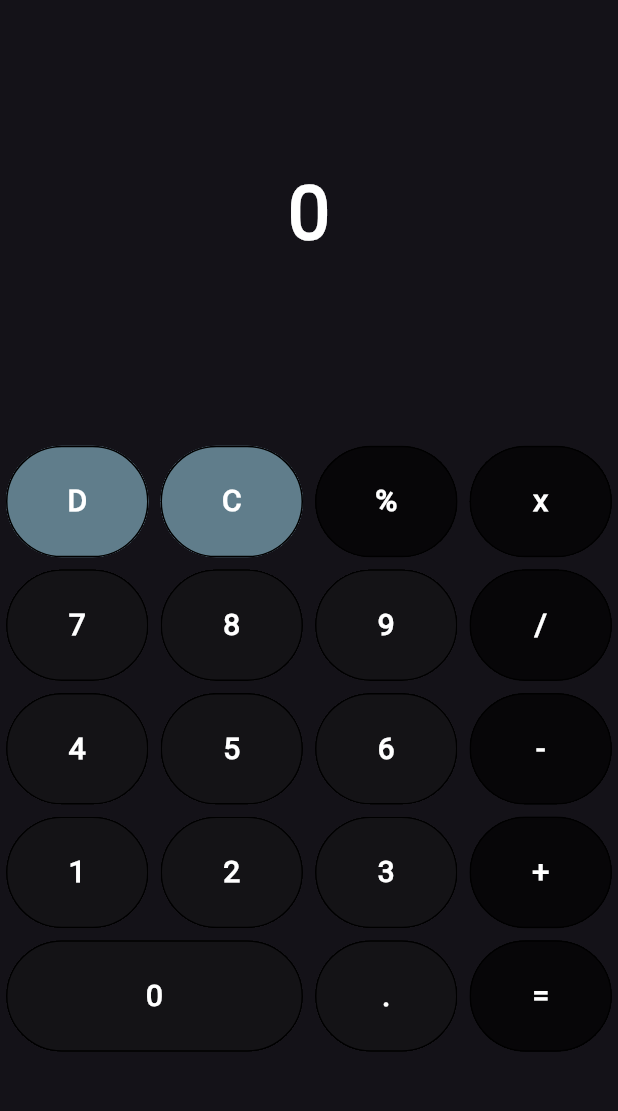
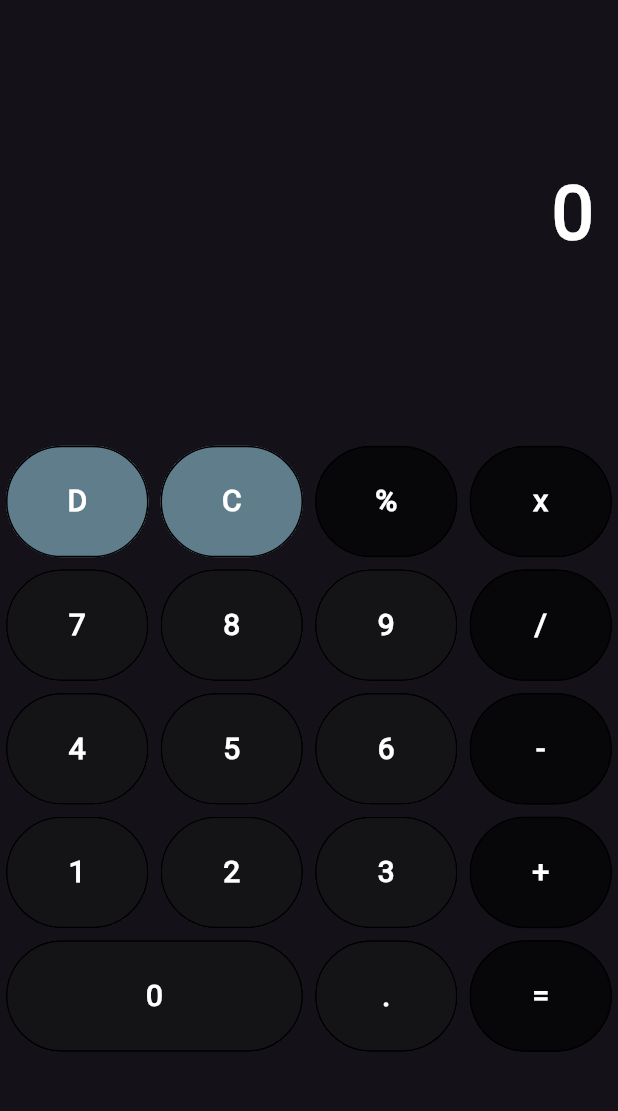
Before and after one commit to BlessingLuphahla/flutter-calculator-app, a Flutter app: the screen it shows after launch, on a phone screen of 412 x 824 dp, the part 104-1215 px from its top. Run offline on Flutter 3.47's test engine with Material 3 defaults, Android fonts, the phone set to English and light mode, and no system bars.

```diff
--- a/lib/pages/home_page.dart
+++ b/lib/pages/home_page.dart
@@ -116,7 +116,7 @@ class _HomePageState extends State<HomePage> {
             SingleChildScrollView(
               scrollDirection: Axis.horizontal,
               child: Container(
-                color: Colors.transparent,
+                width: screenSize.width,
                 padding: EdgeInsets.all(16),
                 alignment: Alignment.bottomRight,
                 child: Text(
```
